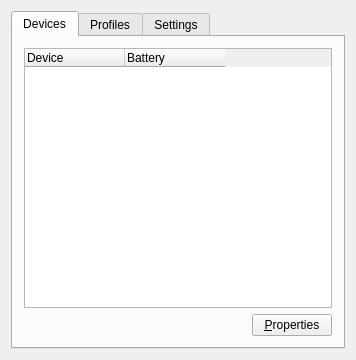
Qt form ds4wizard-cpp/mainwindow.ui (michael-fadely/ds4wizard) before a commit.
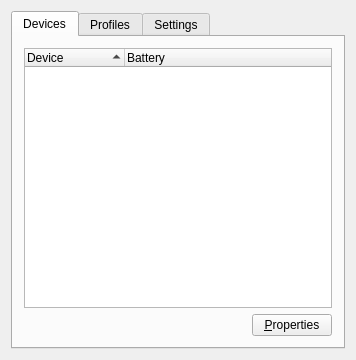
The same form after that commit.

Patch:
```diff
--- a/ds4wizard-cpp/mainwindow.ui
+++ b/ds4wizard-cpp/mainwindow.ui
@@ -32,28 +32,34 @@
        </attribute>
        <layout class="QVBoxLayout" name="verticalLayout_3">
         <item>
-         <widget class="QTableWidget" name="deviceTable">
+         <widget class="QTreeWidget" name="deviceTable">
+          <property name="rootIsDecorated">
+           <bool>false</bool>
+          </property>
+          <property name="sortingEnabled">
+           <bool>true</bool>
+          </property>
+          <property name="animated">
+           <bool>true</bool>
+          </property>
+          <property name="allColumnsShowFocus">
+           <bool>false</bool>
+          </property>
+          <property name="headerHidden">
+           <bool>false</bool>
+          </property>
           <property name="columnCount">
            <number>2</number>
           </property>
-          <attribute name="horizontalHeaderVisible">
-           <bool>true</bool>
-          </attribute>
           <column>
            <property name="text">
             <string>Device</string>
            </property>
-           <property name="textAlignment">
-            <set>AlignLeading|AlignVCenter</set>
-           </property>
           </column>
           <column>
            <property name="text">
             <string>Battery</string>
            </property>
-           <property name="textAlignment">
-            <set>AlignLeading|AlignVCenter</set>
-           </property>
           </column>
          </widget>
         </item>
```
Left out of the diff: 12 changed lines with no effect on the pictures.
